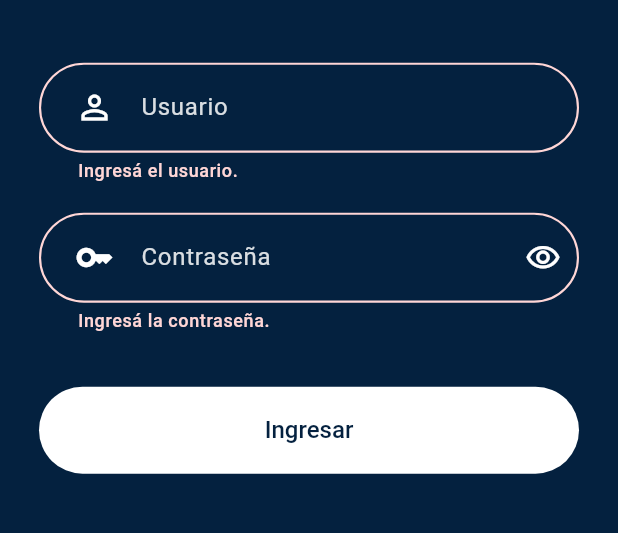
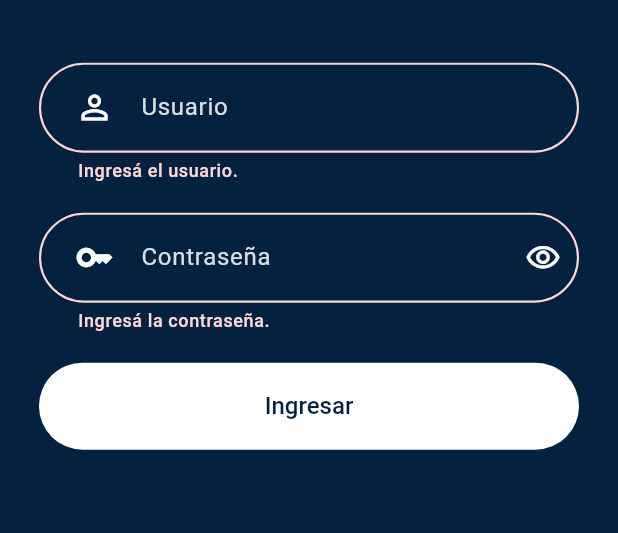
Before and after one commit to Joseacevedoo/desafio-xionico-tech-lead, a Flutter app: the screen it shows after launch, after a tap on "Ingresar", on a phone screen of 412 x 824 dp, the part 366-899 px from its top. Run offline on Flutter 3.47's test engine with Material 3 defaults, Android fonts, the phone set to English and light mode, and no system bars; our stand-ins replace dio, equatable, flutter_bloc, flutter_secure_storage, get_it, go_router; network calls fail.

Commit message:
#001-Correccion en buscador y boton de Login

```diff
--- a/mobile/lib/features/auth/presentation/pages/login_page.dart
+++ b/mobile/lib/features/auth/presentation/pages/login_page.dart
@@ -28,6 +28,8 @@ class _LoginView extends StatefulWidget {
 class _LoginViewState extends State<_LoginView> {
   final _formKey = GlobalKey<FormState>();
 
+  final _scrollController = ScrollController();
+
   final _usernameController = TextEditingController();
 
   final _passwordController = TextEditingController();
@@ -39,7 +41,15 @@ class _LoginViewState extends State<_LoginView> {
   bool _isShowingLoadingDialog = false;
 
   @override
+  void initState() {
+    super.initState();
+    _passwordFocusNode.addListener(_handlePasswordFocus);
+  }
+
+  @override
   void dispose() {
+    _passwordFocusNode.removeListener(_handlePasswordFocus);
+    _scrollController.dispose();
     _usernameFocusNode.dispose();
     _passwordFocusNode.dispose();
     _usernameController.dispose();
@@ -63,6 +73,8 @@ class _LoginViewState extends State<_LoginView> {
 
   @override
   Widget build(BuildContext context) {
+    final isKeyboardVisible = MediaQuery.viewInsetsOf(context).bottom > 0;
+
     return BlocListener<AuthCubit, AuthState>(
       listener: (context, state) {
         if (state.status == AuthStatus.loading) {
@@ -78,11 +90,19 @@ class _LoginViewState extends State<_LoginView> {
       },
       child: Scaffold(
         backgroundColor: AppColors.brandBlue,
+        resizeToAvoidBottomInset: true,
         body: SafeArea(
           child: Align(
             alignment: Alignment.topCenter,
             child: SingleChildScrollView(
-              padding: const EdgeInsets.fromLTRB(26, 46, 26, 24),
+              controller: _scrollController,
+              keyboardDismissBehavior: ScrollViewKeyboardDismissBehavior.onDrag,
+              padding: EdgeInsets.fromLTRB(
+                26,
+                isKeyboardVisible ? 12 : 46,
+                26,
+                24,
+              ),
               child: ConstrainedBox(
                 constraints: const BoxConstraints(maxWidth: 520),
                 child: Form(
@@ -93,10 +113,10 @@ class _LoginViewState extends State<_LoginView> {
                     children: [
                       Image.asset(
                         'assets/brand/xionico_splash.png',
-                        width: 160,
+                        width: isKeyboardVisible ? 125 : 160,
                         fit: BoxFit.contain,
                       ),
-                      const SizedBox(height: 14),
+                      SizedBox(height: isKeyboardVisible ? 6 : 14),
                       Text(
                         'Gestión de Pedidos',
                         style: Theme.of(context).textTheme.headlineMedium
@@ -107,7 +127,7 @@ class _LoginViewState extends State<_LoginView> {
                             ),
                         textAlign: TextAlign.center,
                       ),
-                      const SizedBox(height: 42),
+                      SizedBox(height: isKeyboardVisible ? 18 : 42),
                       TextFormField(
                         controller: _usernameController,
                         focusNode: _usernameFocusNode,
@@ -129,7 +149,7 @@ class _LoginViewState extends State<_LoginView> {
                           return null;
                         },
                       ),
-                      const SizedBox(height: 20),
+                      SizedBox(height: isKeyboardVisible ? 14 : 20),
                       TextFormField(
                         controller: _passwordController,
                         focusNode: _passwordFocusNode,
@@ -165,7 +185,7 @@ class _LoginViewState extends State<_LoginView> {
                           return null;
                         },
                       ),
-                      const SizedBox(height: 36),
+                      SizedBox(height: isKeyboardVisible ? 12 : 20),
                       BlocBuilder<AuthCubit, AuthState>(
                         builder: (context, state) {
                           final isLoading = state.status == AuthStatus.loading;
@@ -199,6 +219,24 @@ class _LoginViewState extends State<_LoginView> {
         ),
       ),
     );
+  }
+
+  void _handlePasswordFocus() {
+    if (!_passwordFocusNode.hasFocus) {
+      return;
+    }
+
+    Future<void>.delayed(const Duration(milliseconds: 300), () {
+      if (!mounted || !_scrollController.hasClients) {
+        return;
+      }
+
+      _scrollController.animateTo(
+        _scrollController.position.maxScrollExtent,
+        duration: const Duration(milliseconds: 250),
+        curve: Curves.easeOut,
+      );
+    });
   }
 
   Future<void> _showLoginLoadingDialog() async {
```
Also changed, not shown: mobile/lib/features/products/presentation/pages/product_list_page.dart (+28 -7 lines), 1 other file.
